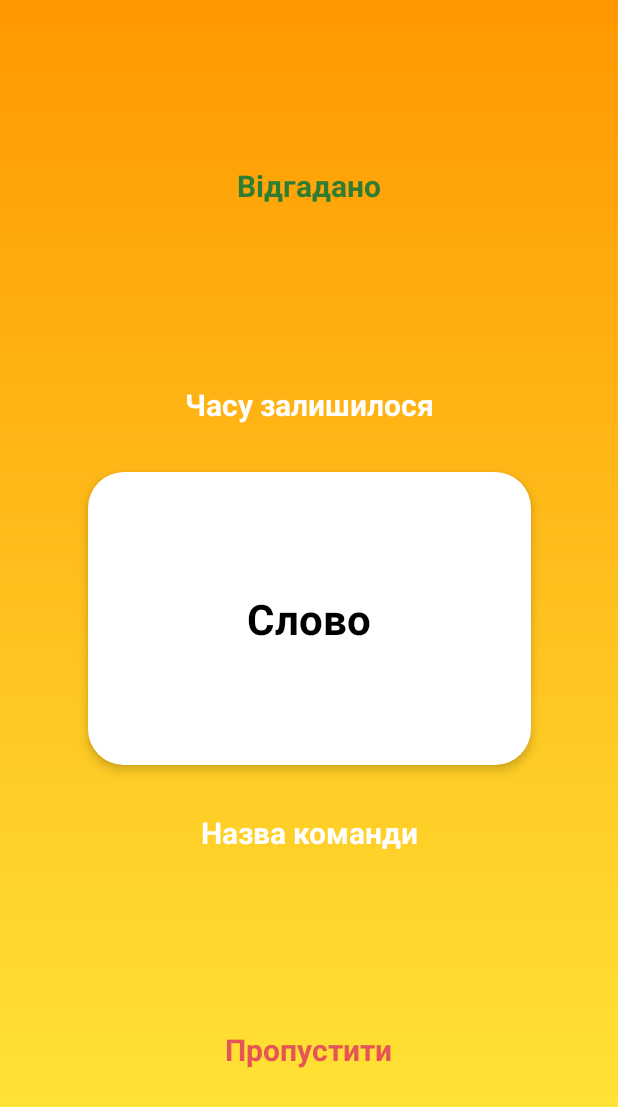
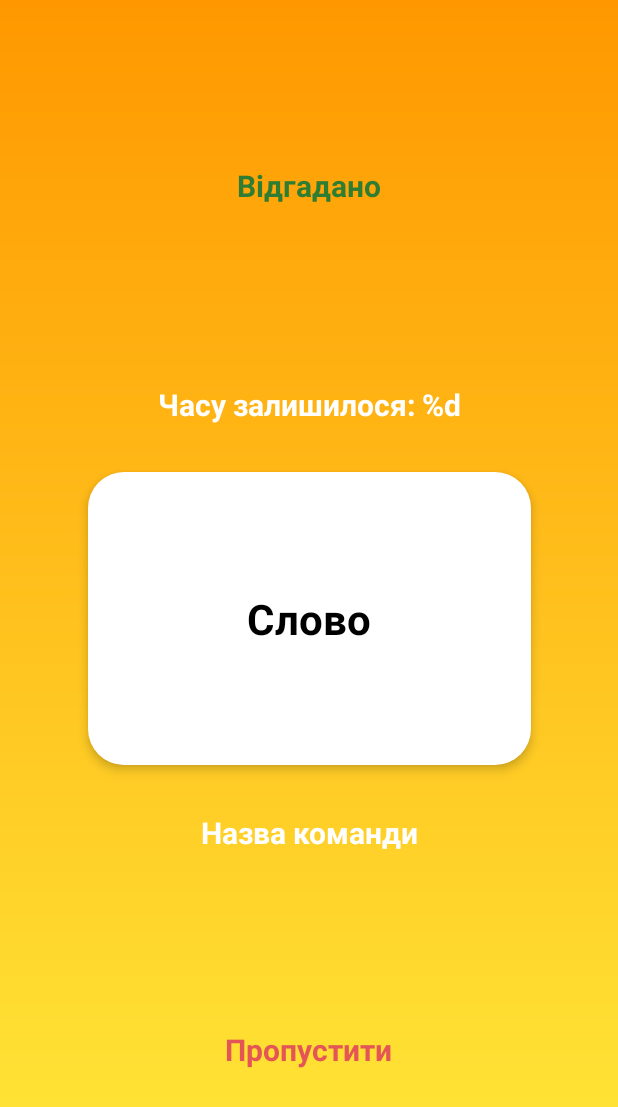
Before and after one commit to YevhenPavlenko/Alias, an Android app: the layout activity_game.xml on its own in the app's theme, with its tools: preview values and no code run, on a phone screen of 412 x 824 dp. Shown: the top 1107 px of the screen. Run offline under Robolectric (Android 15) with nearby library versions, the phone set to English and light mode, and no system bars.

```diff
--- a/app/src/main/java/com/example/alias/ui/game/GameActivity.java
+++ b/app/src/main/java/com/example/alias/ui/game/GameActivity.java
@@ -163,7 +163,7 @@ public class GameActivity extends BaseActivity {
             @Override
             public void onTick(long millisUntilFinished) {
                 int sec = (int) (millisUntilFinished / 1000);
-                tvTimeLeft.setText("Часу залишилося: " + sec);
+                tvTimeLeft.setText(getResources().getString(R.string.time_left, sec));
             }
 
             @Override
--- a/app/src/main/res/values/strings.xml
+++ b/app/src/main/res/values/strings.xml
@@ -59,7 +59,7 @@
     <string name="word">Слово</string>
     <string name="guessed">Відгадано</string>
     <string name="skip">Пропустити</string>
-    <string name="time_left">Часу залишилося</string>
+    <string name="time_left">Часу залишилося: %d</string>
 
     <string-array name="team_name_suggestions">
         <item>Кмітливі</item>
```
